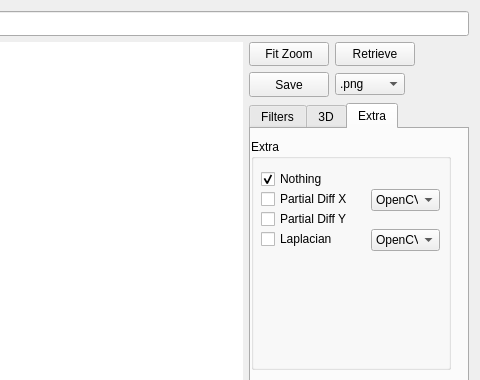
The window that Lab/QtWidgetsFilter2D.ui (jyyun1209/Lab) describes before a commit, drawn with Qt 5; both pictures show x 348 to 828 and y 0 to 380 of the 828 by 653 pixel window.
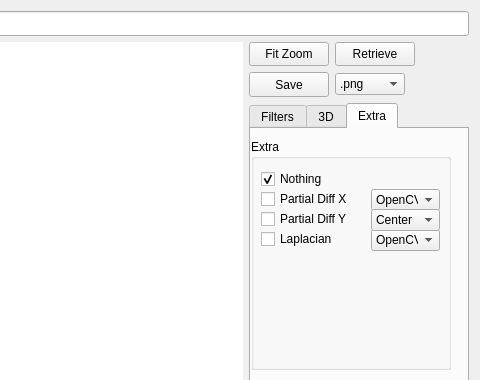
The same window after the commit. The open tabs and pages were chosen to show the change. Custom widgets are drawn as their Qt base class.

Patch:
```diff
--- a/Lab/QtWidgetsFilter2D.ui
+++ b/Lab/QtWidgetsFilter2D.ui
@@ -617,9 +617,29 @@
           <string>OpenCV</string>
          </property>
         </item>
+       </widget>
+       <widget class="QComboBox" name="comboBox_DiffDirection">
+        <property name="geometry">
+         <rect>
+          <x>120</x>
+          <y>70</y>
+          <width>69</width>
+          <height>22</height>
+         </rect>
+        </property>
         <item>
          <property name="text">
-          <string>C++</string>
+          <string>Center</string>
+         </property>
+        </item>
+        <item>
+         <property name="text">
+          <string>Left</string>
+         </property>
+        </item>
+        <item>
+         <property name="text">
+          <string>Right</string>
          </property>
         </item>
        </widget>
```
Left out of the diff: 10 changed lines with no effect on the pictures.
